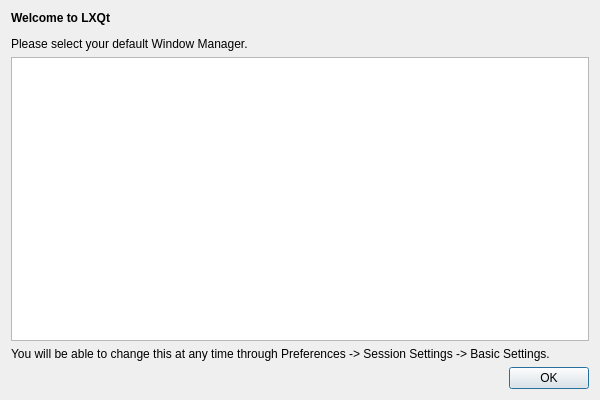
Above: lxqt-session/src/wmselectdialog.ui from lxqt/lxqt-session before the change. Below: the same form after it.
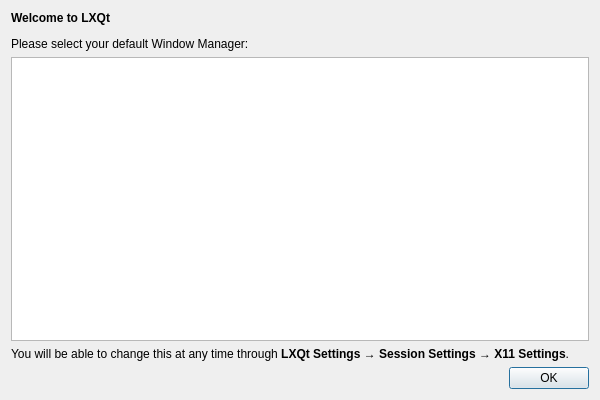
That is the form after the change.

Commit message: Update translation for Session Settings change; misc. cleanup (#624)

The edit to the form file:
```diff
--- a/lxqt-session/src/wmselectdialog.ui
+++ b/lxqt-session/src/wmselectdialog.ui
@@ -17,7 +17,7 @@
    <item>
     <widget class="QLabel" name="label">
      <property name="text">
-      <string>&lt;html&gt;&lt;head/&gt;&lt;body&gt;&lt;p&gt;&lt;span style=&quot; font-weight:600;&quot;&gt;Welcome to LXQt&lt;/span&gt;&lt;/p&gt;&lt;p&gt;Please select your default Window Manager.&lt;/p&gt;&lt;/body&gt;&lt;/html&gt;</string>
+      <string>&lt;html&gt;&lt;head/&gt;&lt;body&gt;&lt;p&gt;&lt;span style=&quot; font-weight:600;&quot;&gt;Welcome to LXQt&lt;/span&gt;&lt;/p&gt;&lt;p&gt;Please select your default Window Manager:&lt;/p&gt;&lt;/body&gt;&lt;/html&gt;</string>
      </property>
      <property name="wordWrap">
       <bool>true</bool>
@@ -68,7 +68,7 @@
    <item>
     <widget class="QLabel" name="label_2">
      <property name="text">
-      <string>You will be able to change this at any time through Preferences -&gt; Session Settings -&gt; Basic Settings.</string>
+      <string>&lt;html&gt;&lt;head/&gt;&lt;body&gt;&lt;p&gt;You will be able to change this at any time through &lt;span style=&quot;font-weight:600;&quot;&gt;LXQt Settings → Session Settings → X11 Settings&lt;/span&gt;.</string>
      </property>
      <property name="wordWrap">
       <bool>true</bool>
```
Left out of the diff: 20 changed lines with no effect on the pictures. The commit also changes 4 other files.
